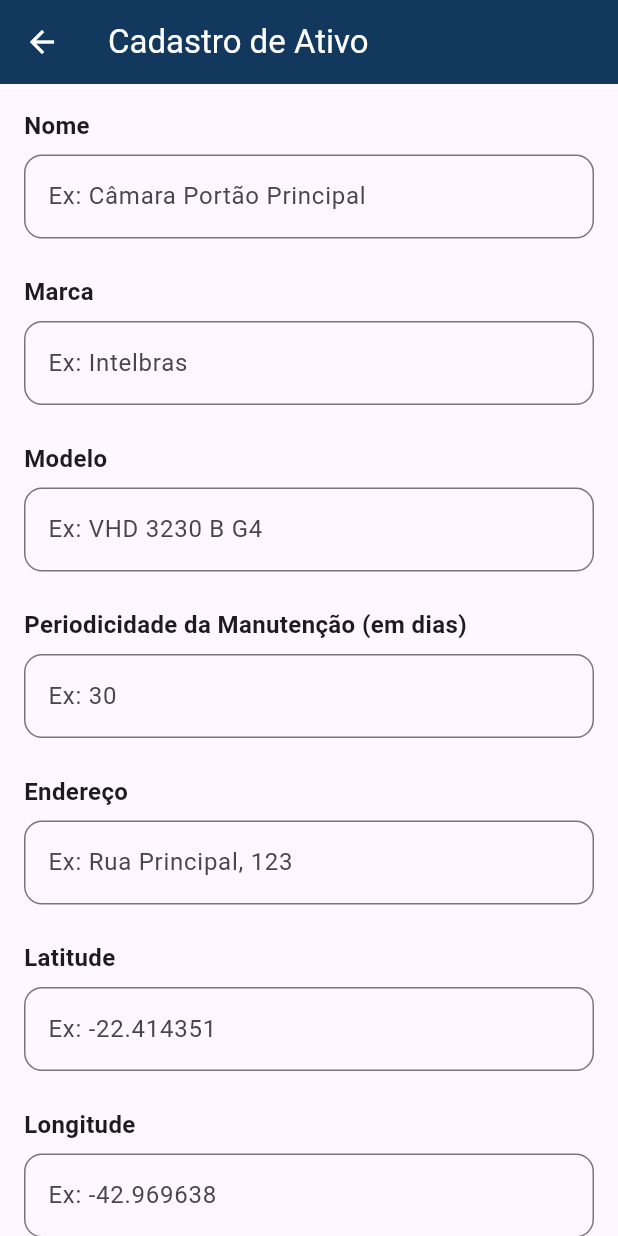
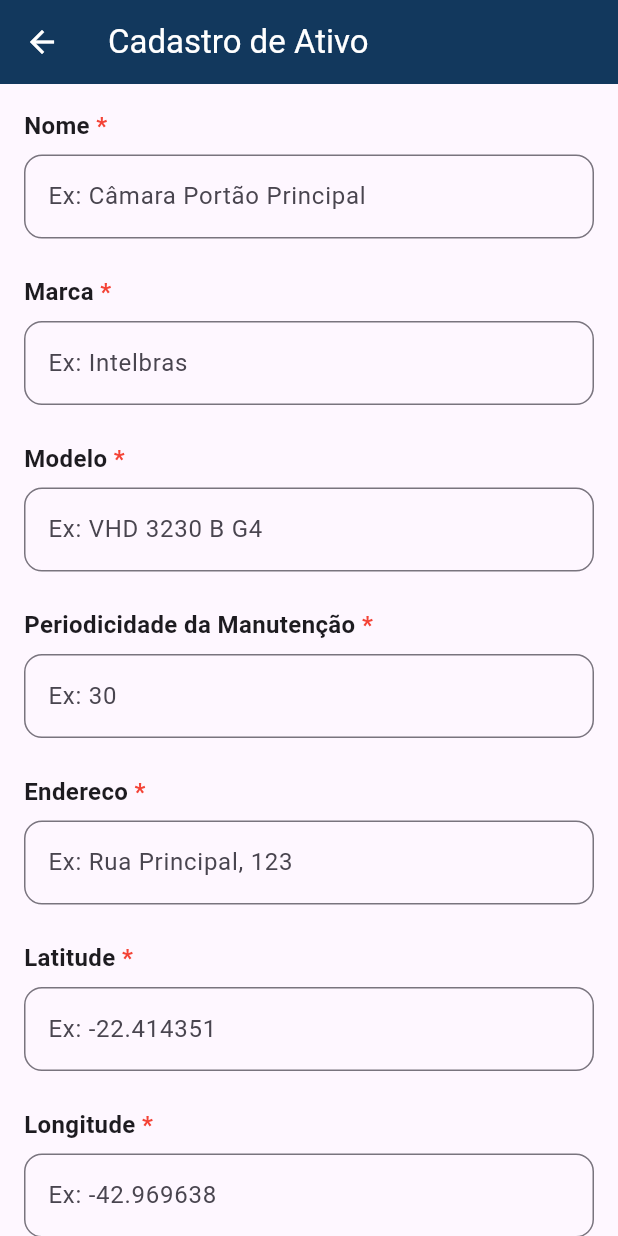
Before and after one commit to jpsantosss/flutter-indicativo-app, a Flutter app: the CadastroAtivoScreen screen opened directly, on a phone screen of 412 x 824 dp. Run offline on Flutter 3.47's test engine with Material 3 defaults, Android fonts, the phone set to English and light mode, and no system bars; our stand-ins replace file_picker, geolocator, google_maps_flutter; missing offline and left inert: dart:html, dart:ui_web.

Commit message:
fix: cores e titulo de caixas obrigatórias

```diff
--- a/frontend/lib/presentation/screens/search/cadastro_ativo_screen.dart
+++ b/frontend/lib/presentation/screens/search/cadastro_ativo_screen.dart
@@ -205,9 +205,22 @@ tratando envio de texto, coordenadas geográficas e manual em PDF.
         child: Column(
           crossAxisAlignment: CrossAxisAlignment.start,
           children: [
-            const Text(
+            Row(
+              mainAxisSize: MainAxisSize.min,
+              children: const [
+                Text(
                   'Nome',
                   style: TextStyle(fontSize: 16, fontWeight: FontWeight.bold),
+                ),
+                Text(
+                  ' *',
+                  style: TextStyle(
+                    fontSize: 16,
+                    fontWeight: FontWeight.bold,
+                    color: Colors.red,
+                  ),
+                ),
+              ],
             ),
             const SizedBox(height: 8),
             TextField(
@@ -220,9 +233,22 @@ tratando envio de texto, coordenadas geográficas e manual em PDF.
               ),
             ),
             const SizedBox(height: 24),
-            const Text(
+            Row(
+              mainAxisSize: MainAxisSize.min,
+              children: const [
+                Text(
                   'Marca',
                   style: TextStyle(fontSize: 16, fontWeight: FontWeight.bold),
+                ),
+                Text(
+                  ' *',
+                  style: TextStyle(
+                    fontSize: 16,
+                    fontWeight: FontWeight.bold,
+                    color: Colors.red,
+                  ),
+                ),
+              ],
             ),
             const SizedBox(height: 8),
             TextField(
@@ -235,9 +261,22 @@ tratando envio de texto, coordenadas geográficas e manual em PDF.
               ),
             ),
             const SizedBox(height: 24),
-            const Text(
+            Row(
+              mainAxisSize: MainAxisSize.min,
+              children: const [
+                Text(
                   'Modelo',
                   style: TextStyle(fontSize: 16, fontWeight: FontWeight.bold),
+                ),
+                Text(
+                  ' *',
+                  style: TextStyle(
+                    fontSize: 16,
+                    fontWeight: FontWeight.bold,
+                    color: Colors.red,
+                  ),
+                ),
+              ],
             ),
             const SizedBox(height: 8),
             TextField(
@@ -250,9 +289,22 @@ tratando envio de texto, coordenadas geográficas e manual em PDF.
               ),
             ),
             const SizedBox(height: 24),
-            const Text(
-              'Periodicidade da Manutenção (em dias)',
+            Row(
+              mainAxisSize: MainAxisSize.min,
+              children: const [
+                Text(
+                  'Periodicidade da Manutenção',
                   style: TextStyle(fontSize: 16, fontWeight: FontWeight.bold),
+                ),
+                Text(
+                  ' *',
+                  style: TextStyle(
+                    fontSize: 16,
+                    fontWeight: FontWeight.bold,
+                    color: Colors.red,
+                  ),
+                ),
+              ],
             ),
             const SizedBox(height: 8),
             TextField(
@@ -268,9 +320,22 @@ tratando envio de texto, coordenadas geográficas e manual em PDF.
               ),
             ),
             const SizedBox(height: 24),
-            const Text(
-              'Endereço',
+            Row(
+              mainAxisSize: MainAxisSize.min,
+              children: const [
+                Text(
+                  'Endereco',
                   style: TextStyle(fontSize: 16, fontWeight: FontWeight.bold),
+                ),
+                Text(
+                  ' *',
+                  style: TextStyle(
+                    fontSize: 16,
+                    fontWeight: FontWeight.bold,
+                    color: Colors.red,
+                  ),
+                ),
+              ],
             ),
             const SizedBox(height: 8),
             TextField(
@@ -283,9 +348,22 @@ tratando envio de texto, coordenadas geográficas e manual em PDF.
               ),
             ),
             const SizedBox(height: 24),
-            const Text(
+            Row(
+              mainAxisSize: MainAxisSize.min,
+              children: const [
+                Text(
                   'Latitude',
                   style: TextStyle(fontSize: 16, fontWeight: FontWeight.bold),
+                ),
+                Text(
+                  ' *',
+                  style: TextStyle(
+                    fontSize: 16,
+                    fontWeight: FontWeight.bold,
+                    color: Colors.red,
+                  ),
+                ),
+              ],
             ),
             const SizedBox(height: 8),
             TextField(
@@ -302,9 +380,22 @@ tratando envio de texto, coordenadas geográficas e manual em PDF.
               ),
             ),
             const SizedBox(height: 24),
-            const Text(
+            Row(
+              mainAxisSize: MainAxisSize.min,
+              children: const [
+                Text(
                   'Longitude',
                   style: TextStyle(fontSize: 16, fontWeight: FontWeight.bold),
+                ),
+                Text(
+                  ' *',
+                  style: TextStyle(
+                    fontSize: 16,
+                    fontWeight: FontWeight.bold,
+                    color: Colors.red,
+                  ),
+                ),
+              ],
             ),
             const SizedBox(height: 8),
             TextField(
--- a/frontend/lib/presentation/screens/search/solicitar_os_screen.dart
+++ b/frontend/lib/presentation/screens/search/solicitar_os_screen.dart
@@ -142,9 +142,22 @@ class _SolicitarOSScreenState extends State<SolicitarOSScreen> {
               const Divider(height: 32),
 
               // --- CAMPO TÍTULO ---
-              const Text(
-                'Título da Solicitação',
-                style: TextStyle(fontSize: 16, fontWeight: FontWeight.bold),
+              Row(
+                mainAxisSize: MainAxisSize.min,
+                children: const [
+                  Text(
+                    'Título da Solicitação',
+                    style: TextStyle(fontSize: 16, fontWeight: FontWeight.bold),
+                  ),
+                  Text(
+                    ' *',
+                    style: TextStyle(
+                      fontSize: 16,
+                      fontWeight: FontWeight.bold,
+                      color: Colors.red,
+                    ),
+                  ),
+                ],
               ),
               const SizedBox(height: 8),
               TextField(
@@ -168,6 +181,9 @@ class _SolicitarOSScreenState extends State<SolicitarOSScreen> {
                 subtitle: const Text('O ativo apresenta uma falha.'),
                 value: TipoOS.corretiva,
                 groupValue: _tipoSelecionado,
+                fillColor: MaterialStateColor.resolveWith(
+                  (states) => Color(0xFF12385D),
+                ),
                 onChanged: (value) {
                   setState(() {
                     _tipoSelecionado = value;
@@ -179,6 +195,9 @@ class _SolicitarOSScreenState extends State<SolicitarOSScreen> {
                 subtitle: const Text('Sinais de possível falha futura.'),
                 value: TipoOS.preditiva,
                 groupValue: _tipoSelecionado,
+                fillColor: MaterialStateColor.resolveWith(
+                  (states) => Color(0xFF12385D),
+                ),
                 onChanged: (value) {
                   setState(() {
                     _tipoSelecionado = value;
@@ -188,9 +207,22 @@ class _SolicitarOSScreenState extends State<SolicitarOSScreen> {
               const SizedBox(height: 24),
 
               // --- DATA PREVISTA ---
-              const Text(
-                'Data Prevista para Execução',
-                style: TextStyle(fontSize: 16, fontWeight: FontWeight.bold),
+              Row(
+                mainAxisSize: MainAxisSize.min,
+                children: const [
+                  Text(
+                    'Data Prevista',
+                    style: TextStyle(fontSize: 16, fontWeight: FontWeight.bold),
+                  ),
+                  Text(
+                    ' *',
+                    style: TextStyle(
+                      fontSize: 16,
+                      fontWeight: FontWeight.bold,
+                      color: Colors.red,
+                    ),
+                  ),
+                ],
               ),
               const SizedBox(height: 8),
               SizedBox(
```
Lines whose indentation alone changed are shown as unchanged.
